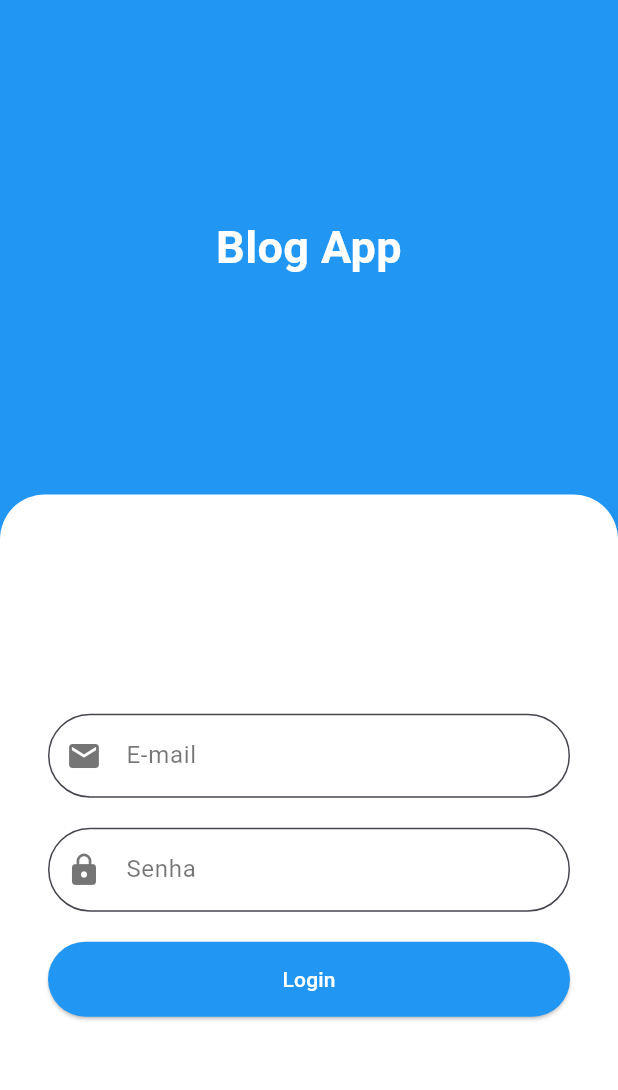
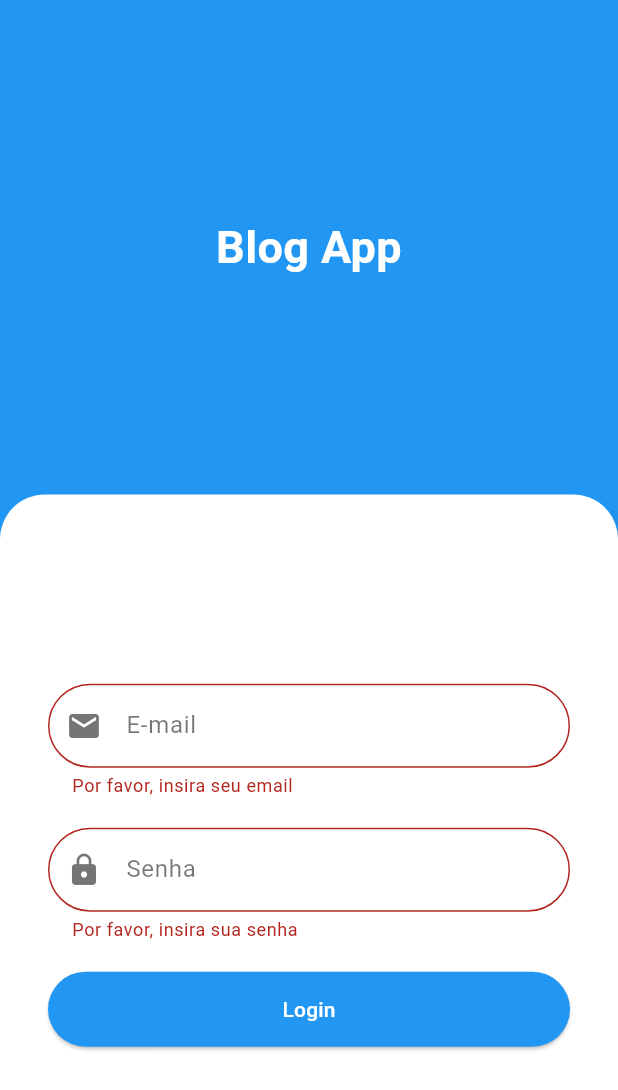
Before and after one commit to pedrobcavalcante/blog-app, a Flutter app: the screen it shows after launch, after a tap on "Login", on a phone screen of 412 x 824 dp. Shown: the top 1090 px of the screen. Run offline on Flutter 3.47's test engine with Material 3 defaults, Android fonts, the phone set to English and light mode, and no system bars; our stand-ins replace dio, equatable, firebase_auth, firebase_core, flutter_bloc, flutter_dotenv and 1 more; accounts and stored records are empty.

Commit message:
criado tela de login

```diff
--- /dev/null
+++ b/lib/modules/login/presentation/bloc/login_bloc.dart
@@ -0,0 +1,43 @@
+import 'package:flutter_bloc/flutter_bloc.dart';
+import 'package:firebase_auth/firebase_auth.dart';
+import 'login_event.dart';
+import 'login_state.dart';
+
+class LoginBloc extends Bloc<LoginEvent, LoginState> {
+  final FirebaseAuth _firebaseAuth;
+
+  LoginBloc(this._firebaseAuth) : super(LoginInitial()) {
+    on<LoginRequested>(_onLoginRequested);
+  }
+
+  Future<void> _onLoginRequested(
+      LoginRequested event, Emitter<LoginState> emit) async {
+    emit(LoginInProgress());
+
+    try {
+      await _firebaseAuth.signInWithEmailAndPassword(
+        email: event.email,
+        password: event.password,
+      );
+      emit(LoginSuccess());
+    } on FirebaseAuthException catch (e) {
+      emit(LoginFailure(errorMessage: _getErrorMessage(e.code)));
+    } catch (_) {
+      emit(
+          LoginFailure(errorMessage: "Erro inesperado ao tentar fazer login."));
+    }
+  }
+
+  String _getErrorMessage(String code) {
+    switch (code) {
+      case 'invalid-email':
+        return 'O email fornecido é inválido.';
+      case 'user-disabled':
+        return 'Este usuário foi desativado.';
+      case 'user-not-found':
+        return 'Nenhum usuário encontrado para este email.';
+      default:
+        return 'Erro ao tentar fazer login. Por favor, tente novamente.';
+    }
+  }
+}
--- /dev/null
+++ b/lib/modules/login/presentation/bloc/login_event.dart
@@ -0,0 +1,10 @@
+abstract class LoginEvent {}
+
+class LoginRequested extends LoginEvent {
+  final String email;
+  final String password;
+
+  LoginRequested({required this.email, required this.password});
+}
+
+class LoginLogoutRequested extends LoginEvent {}
--- /dev/null
+++ b/lib/modules/login/presentation/bloc/login_state.dart
@@ -0,0 +1,13 @@
+abstract class LoginState {}
+
+class LoginInitial extends LoginState {}
+
+class LoginInProgress extends LoginState {}
+
+class LoginSuccess extends LoginState {}
+
+class LoginFailure extends LoginState {
+  final String errorMessage;
+
+  LoginFailure({required this.errorMessage});
+}
--- a/lib/modules/login/presentation/screen/login_screen.dart
+++ b/lib/modules/login/presentation/screen/login_screen.dart
@@ -1,30 +1,26 @@
+import 'package:blog/modules/login/presentation/bloc/login_bloc.dart';
+import 'package:blog/modules/login/presentation/bloc/login_event.dart';
+import 'package:blog/modules/login/presentation/bloc/login_state.dart';
 import 'package:blog/modules/login/presentation/widgets/login_button.dart';
 import 'package:blog/modules/login/presentation/widgets/login_text_field.dart';
 import 'package:flutter/material.dart';
+import 'package:flutter_bloc/flutter_bloc.dart';
 import 'package:flutter_modular/flutter_modular.dart';
+import 'package:blog/modules/home/presentation/screen/home_screen.dart';
 
-class LoginScreen extends StatefulWidget {
+class LoginScreen extends StatelessWidget {
   const LoginScreen({super.key});
-  static String get routeName => '/login';
-
-  @override
-  LoginScreenState createState() => LoginScreenState();
-}
-
-class LoginScreenState extends State<LoginScreen> {
-  final TextEditingController _emailController = TextEditingController();
-  final TextEditingController _passwordController = TextEditingController();
-  final GlobalKey<FormState> _formKey = GlobalKey<FormState>();
-
-  void _login() {
-    if (_formKey.currentState?.validate() ?? false) {
-      Modular.to.pushReplacementNamed('/home');
-    }
-  }
+  static const routeName = '/login';
 
   @override
   Widget build(BuildContext context) {
-    return Scaffold(
+    final _formKey = GlobalKey<FormState>();
+    final _emailController = TextEditingController();
+    final _passwordController = TextEditingController();
+
+    return BlocProvider(
+      create: (context) => Modular.get<LoginBloc>(),
+      child: Scaffold(
         backgroundColor: Colors.blue,
         body: Column(
           children: [
@@ -92,8 +88,47 @@ class LoginScreenState extends State<LoginScreen> {
                               },
                             ),
                             const SizedBox(height: 20),
+                            BlocConsumer<LoginBloc, LoginState>(
+                              listener: (context, state) {
+                                if (state is LoginSuccess) {
+                                  Navigator.pushReplacement(
+                                    context,
+                                    MaterialPageRoute(
+                                        builder: (context) =>
+                                            const HomeScreen()),
+                                  );
+                                }
+                              },
+                              builder: (context, state) {
+                                if (state is LoginInProgress) {
+                                  return const CircularProgressIndicator();
+                                }
+                                return Column(
+                                  children: [
                                     LoginButton(
-                            onPressed: () {},
+                                      onPressed: () {
+                                        if (_formKey.currentState!.validate()) {
+                                          Modular.get<LoginBloc>().add(
+                                            LoginRequested(
+                                              email: _emailController.text,
+                                              password:
+                                                  _passwordController.text,
+                                            ),
+                                          );
+                                        }
+                                      },
+                                    ),
+                                    state is LoginFailure
+                                        ? Text(
+                                            state.errorMessage,
+                                            style: const TextStyle(
+                                                color: Colors.red,
+                                                fontSize: 16),
+                                          )
+                                        : const SizedBox(),
+                                  ],
+                                );
+                              },
                             ),
                           ],
                         ),
@@ -105,6 +140,7 @@ class LoginScreenState extends State<LoginScreen> {
             ),
           ],
         ),
+      ),
     );
   }
 }
--- a/lib/modules/splash/presentation/bloc/splash_bloc.dart
+++ b/lib/modules/splash/presentation/bloc/splash_bloc.dart
@@ -1,6 +1,5 @@
 import 'dart:async';
 import 'package:flutter_bloc/flutter_bloc.dart';
-import 'package:flutter_secure_storage/flutter_secure_storage.dart';
 import 'splash_event.dart';
 import 'splash_state.dart';
 
@@ -18,11 +17,7 @@ class SplashBloc extends Bloc<SplashEvent, SplashState> {
       if (timeElapsed < duration.inMilliseconds) {
         await Future.delayed(duration - Duration(milliseconds: timeElapsed));
       }
-      if (true) {
-        emit(SplashUnauthenticated());
-      } else {
-        emit(SplashAuthenticated());
-      }
+      emit(SplashUnauthenticated());
     });
   }
 }
```
Lines whose indentation alone changed are shown as unchanged.
